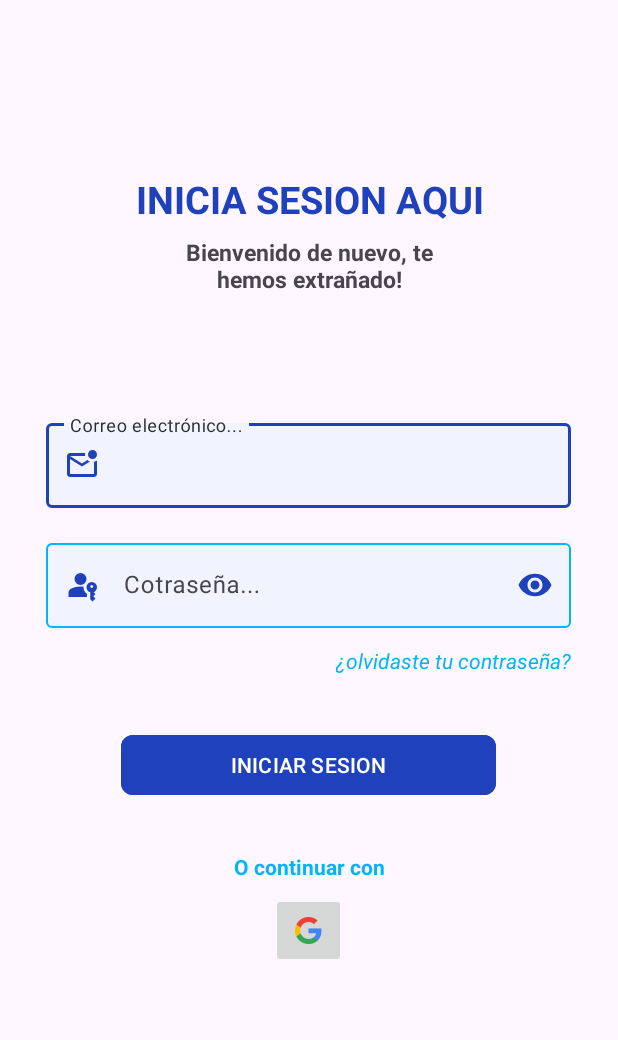
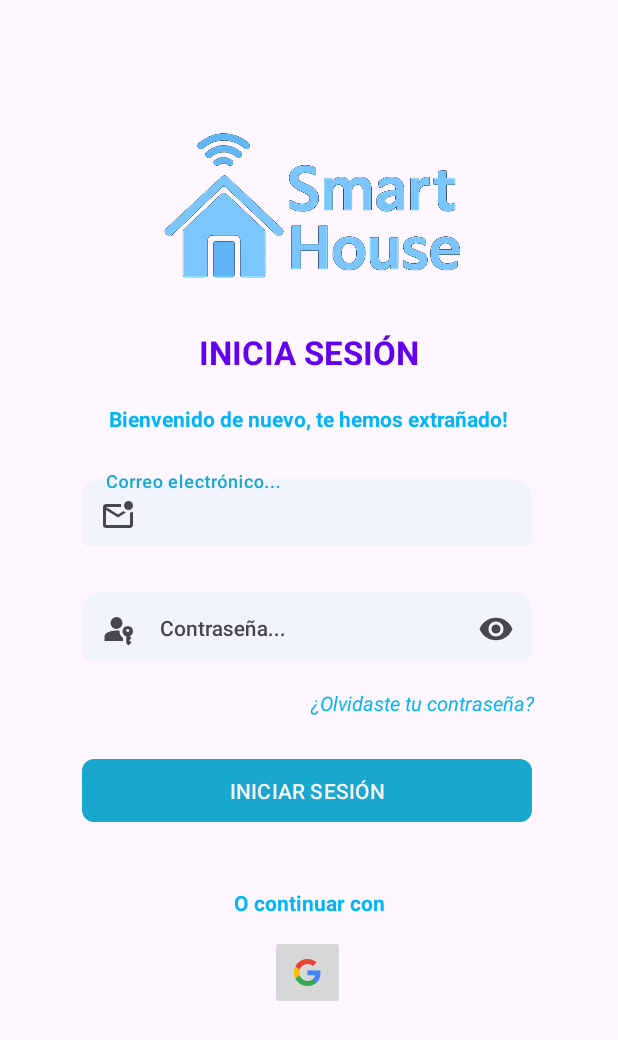
Before and after one commit to RaquelVentura/SmartHouse, an Android app: the screen it shows after launch (LoginActivity), on a phone screen of 412 x 824 dp. Shown: the top 1040 px of the screen. Run offline under Robolectric (Android 15) with nearby library versions, the phone set to English and light mode, and no system bars; our stand-ins replace Firebase (no records; nobody signed in at launch, a user with empty details on screens opened directly).

Commit message:
style: mejorando estilo de login

```diff
--- a/app/src/main/res/drawable/bg_setting_selector.xml
+++ b/app/src/main/res/drawable/bg_setting_selector.xml
@@ -1,13 +1,13 @@
 <selector xmlns:android="http://schemas.android.com/apk/res/android">
     <item android:state_pressed="true">
         <shape android:shape="rectangle">
-            <solid android:color="#22000000"/>
+            <solid android:color="@color/bg_campos_texto"/>
             <corners android:radius="12dp"/>
         </shape>
     </item>
     <item>
         <shape android:shape="rectangle">
-            <solid android:color="#FFFFFF"/>
+            <solid android:color="@color/bg_campos_texto"/>
             <corners android:radius="12dp"/>
         </shape>
     </item>
--- a/app/src/main/res/layout/activity_login.xml
+++ b/app/src/main/res/layout/activity_login.xml
@@ -9,142 +9,127 @@
 
     <TextView
         android:id="@+id/tvTituloLogin"
+        style="@style/EstiloTituloLogin"
         android:layout_width="match_parent"
         android:layout_height="wrap_content"
-        android:layout_marginTop="115dp"
-        android:gravity="center"
-        android:text="INICIA SESION AQUI"
-        android:textColor="@color/azul"
-        android:textSize="25dp"
+        android:layout_marginTop="220dp"
+        android:text="INICIA SESIÓN"
         android:textStyle="bold"
         app:layout_constraintEnd_toEndOf="parent"
+        app:layout_constraintHorizontal_bias="0.0"
         app:layout_constraintStart_toStartOf="parent"
         app:layout_constraintTop_toTopOf="parent" />
 
     <TextView
         android:id="@+id/tvSubtituloLogin"
-        android:layout_width="200dp"
+        style="@style/EstiloSubtituloLogin"
+        android:layout_width="wrap_content"
         android:layout_height="wrap_content"
-        android:layout_marginTop="7dp"
-        android:gravity="center"
+        android:layout_marginTop="20dp"
         android:text="Bienvenido de nuevo, te hemos extrañado!"
-        android:textSize="15dp"
-        android:textStyle="bold"
         app:layout_constraintEnd_toEndOf="parent"
+        app:layout_constraintHorizontal_bias="0.496"
         app:layout_constraintStart_toStartOf="parent"
-        app:layout_constraintTop_toBottomOf="@+id/tvTituloLogin" />
+        app:layout_constraintTop_toBottomOf="@id/tvTituloLogin" />
 
     <com.google.android.material.textfield.TextInputLayout
         android:id="@+id/campoCorreo"
-        style="@style/ThemeOverlay.Material3.AutoCompleteTextView.OutlinedBox"
-        android:layout_width="350dp"
-        android:layout_height="wrap_content"
-        android:layout_gravity="center"
-        android:layout_marginTop="80dp"
-        app:boxBackgroundColor="@color/bg_campos_texto"
-        app:boxStrokeColor="@color/selector_campos_texto"
-        app:cursorColor="@color/azul_claro"
+        android:layout_width="300dp"
+        android:layout_height="50dp"
+        android:layout_marginTop="25dp"
         app:endIconMode="clear_text"
-        app:hintTextColor="@color/hint_campos_texto"
         app:layout_constraintEnd_toEndOf="parent"
         app:layout_constraintHorizontal_bias="0.491"
         app:layout_constraintStart_toStartOf="parent"
-        app:layout_constraintTop_toBottomOf="@+id/tvSubtituloLogin"
-        app:startIconDrawable="@drawable/email"
-        app:startIconTint="@color/bg_icono_formulario">
+        app:layout_constraintTop_toBottomOf="@id/tvSubtituloLogin"
+        app:startIconDrawable="@drawable/email">
 
         <com.google.android.material.textfield.TextInputEditText
             android:id="@+id/edtCorreoEmpleado"
-            android:layout_width="match_parent"
-            android:layout_height="wrap_content"
-            android:hint="Correo electrónico..."
-            android:inputType="text"
-            android:outlineSpotShadowColor="@color/azul"
-            android:textColor="@color/texto_formulario" />
+            style="@style/SettingButton"
+            android:layout_width="300dp"
+            android:layout_height="50dp"
+            android:hint="Correo electrónico..." />
     </com.google.android.material.textfield.TextInputLayout>
 
     <com.google.android.material.textfield.TextInputLayout
         android:id="@+id/campoPassword"
-        style="@style/ThemeOverlay.Material3.AutoCompleteTextView.OutlinedBox"
-        android:layout_width="350dp"
-        android:layout_height="wrap_content"
-        android:layout_gravity="center"
-        android:layout_marginTop="18dp"
-        app:boxStrokeColor="@color/selector_campos_texto"
+        android:layout_width="300dp"
+        android:layout_height="50dp"
+        android:layout_marginTop="25dp"
         app:endIconMode="password_toggle"
-        app:cursorColor="@color/azul_claro"
-        app:boxBackgroundColor="@color/bg_campos_texto"
-        app:hintTextColor="@color/hint_campos_texto"
         app:layout_constraintEnd_toEndOf="parent"
         app:layout_constraintHorizontal_bias="0.491"
         app:layout_constraintStart_toStartOf="parent"
-        app:layout_constraintTop_toBottomOf="@+id/campoCorreo"
-        app:endIconTint="@color/bg_icono_formulario"
-        app:startIconDrawable="@drawable/possword"
-        app:startIconTint="@color/bg_icono_formulario">
+        app:layout_constraintTop_toBottomOf="@id/campoCorreo"
+        app:startIconDrawable="@drawable/possword">
 
         <com.google.android.material.textfield.TextInputEditText
             android:id="@+id/edtPassword"
-            android:layout_width="match_parent"
-            android:layout_height="wrap_content"
-            android:hint="Cotraseña..."
-            android:inputType="textPassword"
-            android:outlineSpotShadowColor="@color/azul"
-            android:textColor="@color/texto_formulario" />
+            style="@style/SettingButton"
+            android:layout_width="300dp"
+            android:layout_height="50dp"
+            android:hint="Contraseña..."
+            android:inputType="textPassword" />
     </com.google.android.material.textfield.TextInputLayout>
 
     <TextView
         android:id="@+id/tvolvidoSuContraseña"
+        style="@style/EstiloLink"
         android:layout_width="wrap_content"
         android:layout_height="wrap_content"
-        android:layout_marginTop="12dp"
-        android:layout_marginEnd="31dp"
-        android:text="¿olvidaste tu contraseña?"
-        android:textColor="@color/azul_claro"
-        android:textStyle="italic"
+        android:layout_marginTop="20dp"
+        android:layout_marginEnd="56dp"
+        android:text="¿Olvidaste tu contraseña?"
         app:layout_constraintEnd_toEndOf="parent"
-        app:layout_constraintTop_toBottomOf="@+id/campoPassword" />
+        app:layout_constraintTop_toBottomOf="@id/campoPassword" />
 
     <Button
         android:id="@+id/button"
-        android:layout_width="250dp"
-        android:layout_height="wrap_content"
-        android:layout_marginStart="80dp"
-        android:layout_marginTop="36dp"
-        android:layout_marginEnd="81dp"
-        android:text="INICIAR SESION"
-        android:textColor="@color/white"
+        android:layout_width="300dp"
+        android:layout_height="50dp"
+        android:layout_marginTop="24dp"
         android:onClick="login"
-        android:backgroundTint="@color/azul"
+        android:radius="16dp"
+        android:text="INICIAR SESIÓN"
         app:layout_constraintEnd_toEndOf="parent"
+        app:layout_constraintHorizontal_bias="0.486"
         app:layout_constraintStart_toStartOf="parent"
-        app:layout_constraintTop_toBottomOf="@+id/tvolvidoSuContraseña" />
+        app:layout_constraintTop_toBottomOf="@id/tvolvidoSuContraseña" />
 
     <TextView
         android:id="@+id/tvOpcionesLogin"
+        style="@style/EstiloSubtituloLogin"
         android:layout_width="match_parent"
         android:layout_height="wrap_content"
-        android:layout_marginTop="34dp"
-        android:gravity="center"
+        android:layout_marginTop="40dp"
         android:text="O continuar con"
-        android:textColor="@color/azul_claro"
-        android:textStyle="bold"
         app:layout_constraintEnd_toEndOf="parent"
+        app:layout_constraintHorizontal_bias="0.0"
         app:layout_constraintStart_toStartOf="parent"
-        app:layout_constraintTop_toBottomOf="@+id/button" />
+        app:layout_constraintTop_toBottomOf="@id/button" />
 
     <ImageButton
         android:id="@+id/imgvLoginGoogle"
         android:layout_width="50dp"
         android:layout_height="50dp"
-        android:layout_marginStart="184dp"
-        android:layout_marginTop="8dp"
-        android:layout_marginEnd="185dp"
+        android:layout_marginTop="12dp"
         android:onClick="loginConGoogle"
         app:layout_constraintEnd_toEndOf="parent"
+        app:layout_constraintHorizontal_bias="0.498"
         app:layout_constraintStart_toStartOf="parent"
-        app:layout_constraintTop_toBottomOf="@+id/tvOpcionesLogin"
+        app:layout_constraintTop_toBottomOf="@id/tvOpcionesLogin"
         app:srcCompat="@drawable/googleg_standard_color_18" />
 
+    <ImageView
+        android:id="@+id/imageView6"
+        android:layout_width="336dp"
+        android:layout_height="251dp"
+        android:layout_marginTop="16dp"
+        app:layout_constraintEnd_toEndOf="parent"
+        app:layout_constraintHorizontal_bias="0.493"
+        app:layout_constraintStart_toStartOf="parent"
+        app:layout_constraintTop_toTopOf="parent"
+        app:srcCompat="@drawable/logo_smart" />
 
 </androidx.constraintlayout.widget.ConstraintLayout>
--- a/app/src/main/res/values/style.xml
+++ b/app/src/main/res/values/style.xml
@@ -63,4 +63,24 @@
         <item name="android:paddingLeft">16dp</item>
         <item name="android:paddingRight">16dp</item>
     </style>
+
+    <style name="EstiloTituloLogin">
+        <item name="android:textColor">@color/primary</item>
+        <item name="android:textSize">22sp</item>
+        <item name="android:textStyle">bold</item>
+        <item name="android:gravity">center</item>
+    </style>
+
+    <style name="EstiloSubtituloLogin">
+        <item name="android:textColor">@color/azul_claro</item>
+        <item name="android:textSize">14sp</item>
+        <item name="android:textStyle">bold</item>
+        <item name="android:gravity">center</item>
+    </style>
+
+    <style name="EstiloLink">
+        <item name="android:textColor">@color/azul_claro</item>
+        <item name="android:textStyle">italic</item>
+        <item name="android:textSize">13sp</item>
+    </style>
 </resources>
```
